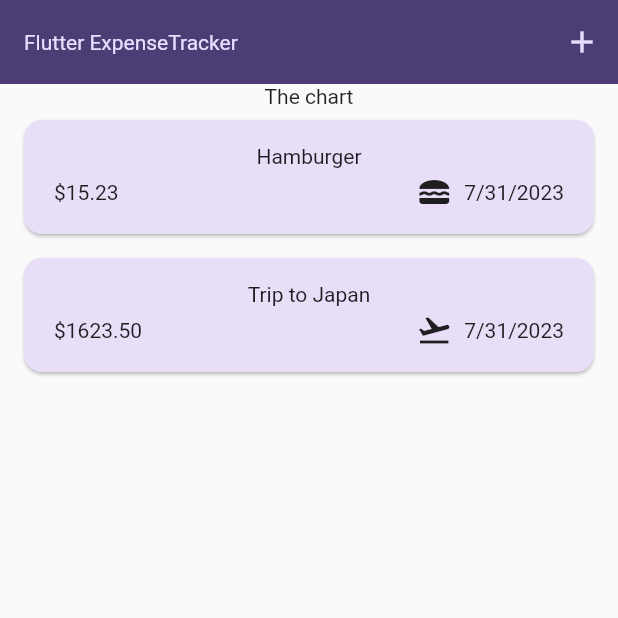
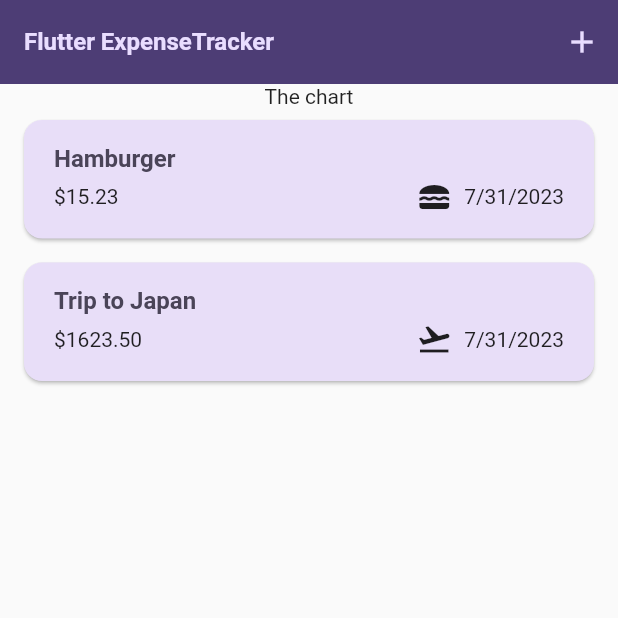
Before and after one commit to ArthurBufon/flutter_expense_tracker, a Flutter app: the screen it shows after launch, on a phone screen of 412 x 824 dp, the top half of it. Run offline on Flutter 3.47's test engine with Material 2 defaults, Android fonts, the phone set to English and light mode, and no system bars.

Commit message:
theme data in widgets

```diff
--- a/lib/main.dart
+++ b/lib/main.dart
@@ -27,9 +27,9 @@ void main() {
         ),
         textTheme: ThemeData().textTheme.copyWith(
               titleLarge: TextStyle(
-                fontWeight: FontWeight.normal,
+                fontWeight: FontWeight.bold,
                 color: kColorScheme.onSecondaryContainer,
-                fontSize: 14,
+                fontSize: 16,
               ),
             ),
       ),
--- a/lib/widgets/expenses_list/expense_item.dart
+++ b/lib/widgets/expenses_list/expense_item.dart
@@ -9,15 +9,15 @@ class ExpenseItem extends StatelessWidget {
   @override
   Widget build(BuildContext context) {
     return Card(
-
       child: Padding(
         padding: const EdgeInsets.symmetric(
           horizontal: 20,
           vertical: 16,
         ),
         child: Column(
+          crossAxisAlignment: CrossAxisAlignment.start,
           children: [
-            Text(expense.title),
+            Text(expense.title, style: Theme.of(context).textTheme.titleLarge,),
             const SizedBox(height: 4),
             Row(
               children: [
--- a/lib/widgets/expenses_list/expenses_list.dart
+++ b/lib/widgets/expenses_list/expenses_list.dart
@@ -18,7 +18,11 @@ class ExpensesList extends StatelessWidget {
       itemCount: expenses.length,
       itemBuilder: (ctx, index) => Dismissible(
         key: ValueKey(expenses[index]),
-        onDismissed: (direction){
+        background: Container(
+          color: Theme.of(context).colorScheme.error,
+          margin: EdgeInsets.symmetric(horizontal: Theme.of(context).cardTheme.margin!.horizontal),
+        ),
+        onDismissed: (direction) {
           onRemoveExpense(expenses[index]);
         },
         child: ExpenseItem(expenses[index]),
```
